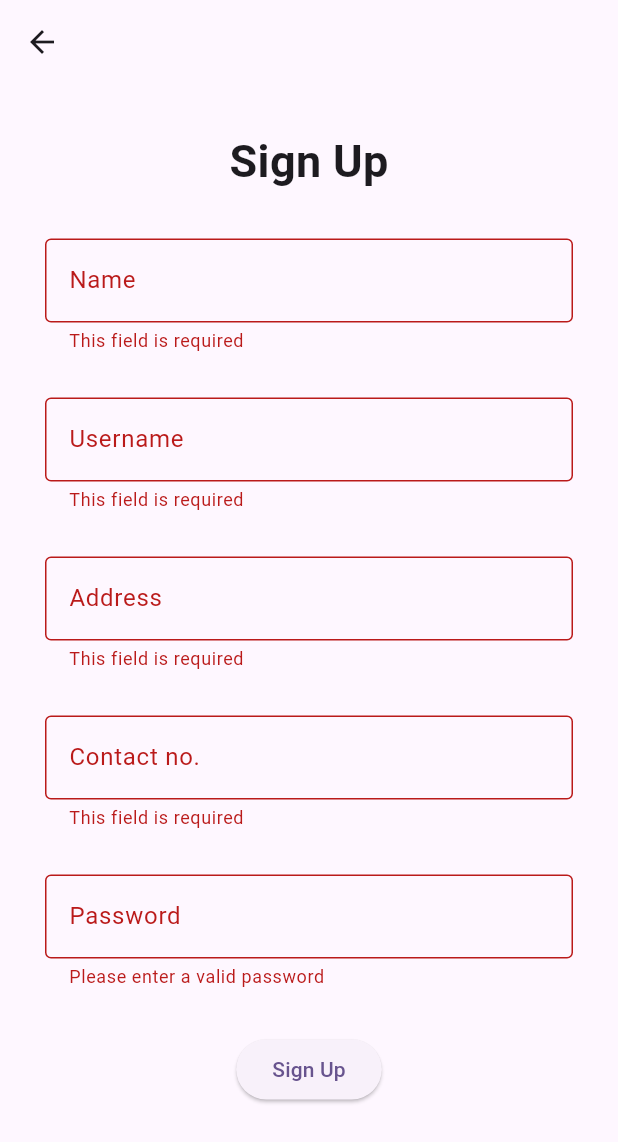
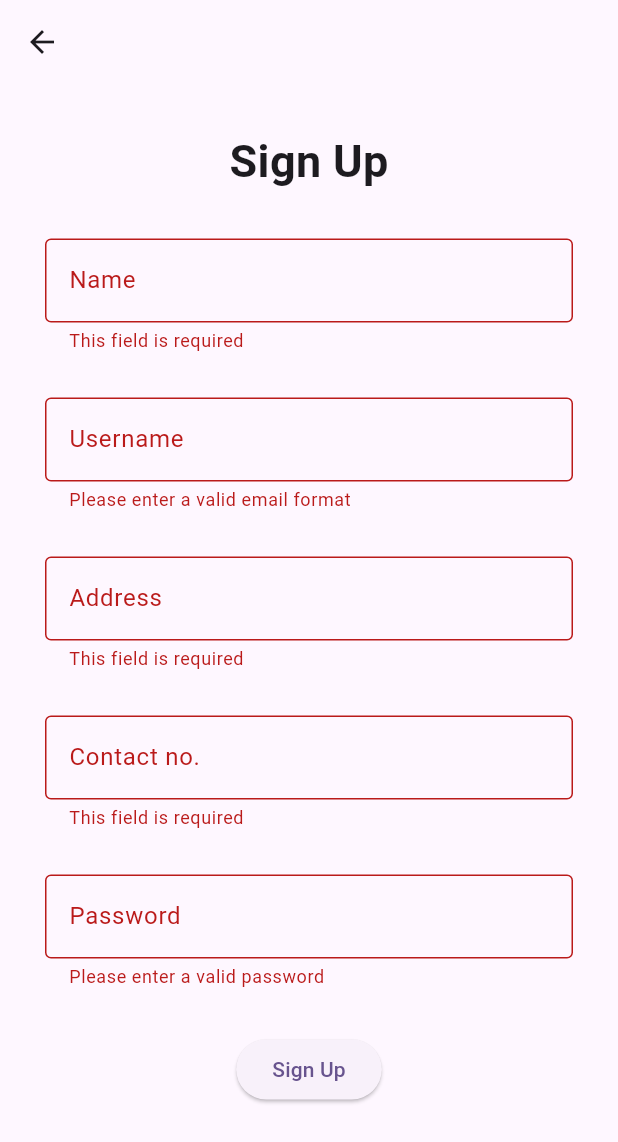
Before and after one commit to CinthSimbulan/CMSC-23-Project, a Flutter app: the SignUpPage screen opened directly, after a tap on "Sign Up", on a phone screen of 412 x 824 dp. Shown: the top 1142 px of the screen. Run offline on Flutter 3.47's test engine with Material 3 defaults, Android fonts, the phone set to English and light mode, and no system bars; our stand-ins replace cloud_firestore, email_validator, firebase_auth, firebase_core, image_picker; accounts and stored records are empty.

Commit message:
Feat: Connected to firebase database and authentication. No check box for organization.

```diff
--- /dev/null
+++ b/cmsc_23_project/lib/api/firebase_auth_api.dart
@@ -0,0 +1,43 @@
+import 'package:firebase_auth/firebase_auth.dart';
+
+class FirebaseAuthApi {
+  late FirebaseAuth authService;
+  FirebaseAuthApi() {
+    authService = FirebaseAuth.instance;
+  }
+
+  Stream<User?> fetchUser() {
+    return authService.authStateChanges();
+  }
+
+  User? getUser() {
+    return authService.currentUser;
+  }
+
+  Future<void> signUp(String email, String password) async {
+    try {
+      await authService.createUserWithEmailAndPassword(
+          email: email, password: password);
+    } on FirebaseException catch (e) {
+      print('Firebase Exception: ${e.code} : ${e.message}');
+    } catch (e) {
+      print('Error 001: $e');
+    }
+  }
+
+  Future<String> signIn(String email, String password) async {
+    try {
+      await authService.signInWithEmailAndPassword(
+          email: email, password: password);
+      return "Success";
+    } on FirebaseException catch (e) {
+      return ('Firebase Exception: ${e.code} : ${e.message}');
+    } catch (e) {
+      return ('Error 001: $e');
+    }
+  }
+
+  Future<void> signOut() async {
+    await authService.signOut();
+  }
+}
--- a/cmsc_23_project/lib/pages/SignInPage/signup.dart
+++ b/cmsc_23_project/lib/pages/SignInPage/signup.dart
@@ -1,9 +1,8 @@
-// import 'package:cloud_firestore/cloud_firestore.dart';
+import 'package:cloud_firestore/cloud_firestore.dart';
+import 'package:cmsc_23_project/providers/auth_provider.dart';
 import 'package:flutter/material.dart';
-// import 'package:provider/provider.dart';
-// import 'package:week9_authentication/pages/modal_todo.dart';
-// import '../providers/auth_provider.dart';
-// import 'package:email_validator/email_validator.dart';
+import 'package:provider/provider.dart';
+import 'package:email_validator/email_validator.dart';
 
 class SignUpPage extends StatefulWidget {
   static const routename = '/sign-up';
@@ -16,7 +15,7 @@ class SignUpPage extends StatefulWidget {
 class _SignUpState extends State<SignUpPage> {
   final _formKey = GlobalKey<FormState>();
   String? name;
-  String? username;
+  String? email;
   String? address;
   String? contact;
   String? password;
@@ -88,14 +87,16 @@ class _SignUpState extends State<SignUpPage> {
           decoration: const InputDecoration(
               border: OutlineInputBorder(),
               label: Text("Username"),
-              hintText: "Enter your username"),
+              hintText: "Enter a valid email"),
           onSaved: (value) => setState(() {
-            username = value;
-            details['Username'] = username;
+            email = value;
+            details['Username'] = email;
           }),
           validator: (value) {
             if (value == null || value.isEmpty) {
-              return "This field is required";
+              return "Please enter a valid email format";
+            } else if (!EmailValidator.validate(value)) {
+              return "Please enter a valid email format";
             }
             return null;
           },
@@ -129,6 +130,7 @@ class _SignUpState extends State<SignUpPage> {
               border: OutlineInputBorder(),
               label: Text("Contact no."),
               hintText: "Enter your Contact Number"),
+          keyboardType: TextInputType.number,
           onSaved: (value) => setState(() {
             contact = value;
             details['Contact'] = contact;
@@ -138,33 +140,13 @@ class _SignUpState extends State<SignUpPage> {
               return "This field is required";
             } else if (value.length != 11) {
               return "Invalid contact number";
+            } else if (!RegExp(r'^09').hasMatch(value)) {
+              return "Invalid contact number. Should start with '09'";
             }
             return null;
           },
         ),
       );
-
-  // Widget get emailField => Padding(
-  //       padding: const EdgeInsets.only(bottom: 30),
-  //       child: TextFormField(
-  //         decoration: const InputDecoration(
-  //             border: OutlineInputBorder(),
-  //             label: Text("Email"),
-  //             hintText: "Enter a valid email"),
-  //         onSaved: (value) => setState(() {
-  //           assert(EmailValidator.validate(value!),
-  //               "Please enter a valid email format");
-  //           email = value;
-  //           details['Email'] = email;
-  //         }),
-  //         validator: (value) {
-  //           if (value == null || value.isEmpty) {
-  //             return "Please enter a valid email format";
-  //           }
-  //           return null;
-  //         },
-  //       ),
-  //     );
 
   Widget get passwordField => Padding(
         padding: const EdgeInsets.only(bottom: 30),
@@ -194,22 +176,23 @@ class _SignUpState extends State<SignUpPage> {
         if (_formKey.currentState!.validate()) {
           _formKey.currentState!.save();
           print(details);
-          //     CollectionReference todosCollection =
-          //         FirebaseFirestore.instance.collection('users');
-          //     todosCollection.add({
-          //       'firstname': details['Firstname'],
-          //       'lastname': details['Lastname'],
-          //       'email': details['Email'],
-          //     }).then((docRef) {
-          //       String autoId = docRef.id;
-          //       docRef.update({'id': autoId});
-          //     });
-          //     await context
-          //         .read<UserAuthProvider>()
-          //         .authService
-          //         .signUp(email!, password!);
-          //     // check if the widget hasn't been disposed of after an asynchronous action
-          //     if (mounted) Navigator.pop(context);
+          CollectionReference usersCollection =
+              FirebaseFirestore.instance.collection('users');
+          usersCollection.add({
+            'name': details['Name'],
+            'username': details['Username'],
+            'address': details['Address'],
+            'contactno': details['Contact'],
+          }).then((docRef) {
+            String autoId = docRef.id;
+            docRef.update({'id': autoId});
+          });
+          await context
+              .read<UserAuthProvider>()
+              .authService
+              .signUp(email!, password!);
+          // check if the widget hasn't been disposed of after an asynchronous action
+          // if (mounted) Navigator.pop(context);
         }
       },
       child: const Text("Sign Up"));
--- /dev/null
+++ b/cmsc_23_project/lib/providers/auth_provider.dart
@@ -0,0 +1,35 @@
+import 'package:firebase_auth/firebase_auth.dart';
+import 'package:flutter/foundation.dart';
+import 'package:cmsc_23_project/api/firebase_auth_api.dart';
+
+class UserAuthProvider with ChangeNotifier {
+  late Stream<User?> _userStream;
+  late FirebaseAuthApi authService;
+
+  UserAuthProvider() {
+    authService = FirebaseAuthApi();
+    _userStream = authService.fetchUser();
+  }
+
+  Stream<User?> get userStream => _userStream;
+  User? get user => authService.getUser();
+
+  Future<void> signUp(String email, String password) async {
+    await authService.signUp(email, password);
+  }
+
+  Future<String> signIn(String email, String password) async {
+    try {
+      await authService.signIn(email, password);
+      return "Success";
+    } on FirebaseException catch (e) {
+      return "Error: ${e.code} : ${e.message}";
+    } catch (e) {
+      return "Error : $e";
+    }
+  }
+
+  Future<void> signOut() async {
+    await authService.signOut();
+  }
+}
--- a/cmsc_23_project/pubspec.yaml
+++ b/cmsc_23_project/pubspec.yaml
@@ -31,10 +31,15 @@ dependencies:
   flutter:
     sdk: flutter
   image_picker: ^0.8.5+3
+  email_validator: ^2.1.16
 
   # The following adds the Cupertino Icons font to your application.
   # Use with the CupertinoIcons class for iOS style icons.
   cupertino_icons: ^1.0.6
+  firebase_core: ^2.31.0
+  cloud_firestore: ^4.17.3
+  provider: ^6.1.2
+  firebase_auth: ^4.19.5
 
 dev_dependencies:
   flutter_test:
```
Also changed, not shown: cmsc_23_project/lib/api/firebase_users_api.dart (added, +49 -0 lines), cmsc_23_project/lib/main.dart (+19 -2 lines), cmsc_23_project/lib/providers/users_provider.dart (added, +40 -0 lines), cmsc_23_project/firebase.json (added), cmsc_23_project/lib/api/sample.dart (deleted), cmsc_23_project/lib/firebase_options.dart (added), cmsc_23_project/lib/providers/sample.dart (deleted), cmsc_23_project/pubspec.lock, 6 other files.
